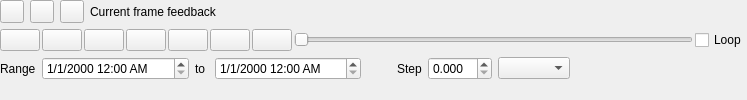
First picture: the form in src/ui/qgstemporalcontrollerwidgetbase.ui, repository qgis/QGIS, before the edit.
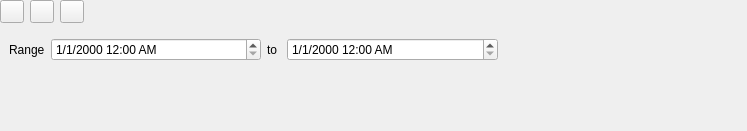
Second picture: the form after the edit. The open tabs and pages were chosen to show the change. Icons and pictures are not drawn. Custom widgets are drawn as their Qt base class.

What changed in the file:
```diff
--- a/src/ui/qgstemporalcontrollerwidgetbase.ui
+++ b/src/ui/qgstemporalcontrollerwidgetbase.ui
@@ -7,7 +7,7 @@
     <x>0</x>
     <y>0</y>
     <width>747</width>
-    <height>100</height>
+    <height>131</height>
    </rect>
   </property>
   <property name="windowTitle">
@@ -27,7 +27,7 @@
     <number>0</number>
    </property>
    <item>
-    <layout class="QHBoxLayout" name="horizontalLayout1">
+    <layout class="QHBoxLayout" name="horizontalLayout">
      <item>
       <widget class="QToolButton" name="mNavigationOff">
        <property name="text">
@@ -97,7 +97,7 @@
         </sizepolicy>
        </property>
        <property name="text">
-        <string>Current frame feedback</string>
+        <string></string>
        </property>
       </widget>
      </item>
@@ -118,6 +118,129 @@
     </layout>
    </item>
    <item>
+    <widget class="QStackedWidget" name="mNavigationModeStackedWidget">
+     <property name="sizePolicy">
+      <sizepolicy hsizetype="Preferred" vsizetype="Fixed">
+       <horstretch>0</horstretch>
+       <verstretch>0</verstretch>
+      </sizepolicy>
+     </property>
+     <property name="currentIndex">
+      <number>0</number>
+     </property>
+     <widget class="QWidget" name="p1">
+      <layout class="QVBoxLayout" name="verticalLayoutP1">
+       <property name="leftMargin">
+        <number>0</number>
+       </property>
+       <property name="topMargin">
+        <number>0</number>
+       </property>
+       <property name="rightMargin">
+        <number>0</number>
+       </property>
+       <property name="bottomMargin">
+        <number>0</number>
+       </property>
+      </layout>
+     </widget>
+     <widget class="QWidget" name="p2">
+      <layout class="QVBoxLayout" name="verticalLayoutP2">
+       <item>
+        <layout class="QHBoxLayout" name="horizontalLayout_5">
+         <item>
+          <widget class="QLabel" name="mFixedRangeRangeLabel">
+           <property name="text">
+            <string>Range</string>
+           </property>
+          </widget>
+         </item>
+         <item>
+          <widget class="QDateTimeEdit" name="mFixedRangeStartDateTime">
+           <property name="sizePolicy">
+            <sizepolicy hsizetype="MinimumExpanding" vsizetype="Fixed">
+             <horstretch>0</horstretch>
+             <verstretch>0</verstretch>
+            </sizepolicy>
+           </property>
+           <property name="displayFormat">
+            <string>M/d/yyyy h:mm AP</string>
+           </property>
+           <property name="timeSpec">
+            <enum>Qt::UTC</enum>
+           </property>
+          </widget>
+         </item>
+         <item>
+          <widget class="QLabel" name="mFixedRangeRangeToLabel">
+           <property name="text">
+            <string>to </string>
+           </property>
+          </widget>
+         </item>
+         <item>
+          <widget class="QDateTimeEdit" name="mFixedRangeEndDateTime">
+           <property name="sizePolicy">
+            <sizepolicy hsizetype="MinimumExpanding" vsizetype="Fixed">
+             <horstretch>0</horstretch>
+             <verstretch>0</verstretch>
+            </sizepolicy>
+           </property>
+           <property name="displayFormat">
+            <string>M/d/yyyy h:mm AP</string>
+           </property>
+           <property name="timeSpec">
+            <enum>Qt::UTC</enum>
+           </property>
+          </widget>
+         </item>
+         <item>
+          <widget class="QToolButton" name="mFixedRangeSetToProjectTimeButton">
+           <property name="text">
+            <string/>
+           </property>
+           <property name="icon">
+            <iconset resource="../../images/images.qrc">
+             <normaloff>:/images/themes/default/mActionRefresh.svg</normaloff>:/images/themes/default/mActionRefresh.svg</iconset>
+           </property>
+           <property name="autoRaise">
+            <bool>true</bool>
+           </property>
+          </widget>
+         </item>
+         <item>
+          <spacer name="horizontalSpacer2">
+           <property name="orientation">
+            <enum>Qt::Horizontal</enum>
+           </property>
+           <property name="sizeHint" stdset="0">
+            <size>
+             <width>40</width>
+             <height>20</height>
+            </size>
+           </property>
+          </spacer>
+         </item>
+        </layout>
+       </item>
+       <item>
+        <spacer name="verticalSpacer2">
+         <property name="orientation">
+          <enum>Qt::Vertical</enum>
+         </property>
+         <property name="sizeHint" stdset="0">
+          <size>
+           <width>20</width>
+           <height>40</height>
+          </size>
+         </property>
+        </spacer>
+       </item>
+      </layout>
+     </widget>
+     <widget class="QWidget" name="p3">
+      <layout class="QVBoxLayout" name="verticalLayoutP3">
+       <item>
     <layout class="QHBoxLayout" name="horizontalLayout">
      <property name="spacing">
       <number>2</number>
@@ -331,19 +454,6 @@
        </property>
       </widget>
      </item>
-     <item>
-      <spacer name="horizontalSpacer">
-       <property name="orientation">
-        <enum>Qt::Horizontal</enum>
-       </property>
-       <property name="sizeHint" stdset="0">
-        <size>
-         <width>40</width>
-         <height>20</height>
-        </size>
-       </property>
-      </spacer>
-     </item>
      <item>
       <widget class="QToolButton" name="mExportAnimationButton">
        <property name="toolTip">
@@ -361,7 +471,24 @@
        </property>
       </widget>
      </item>
-    </layout>
+         <item>
+          <spacer name="horizontalSpacer">
+           <property name="orientation">
+            <enum>Qt::Horizontal</enum>
+           </property>
+           <property name="sizeHint" stdset="0">
+            <size>
+             <width>40</width>
+             <height>20</height>
+            </size>
+           </property>
+          </spacer>
+         </item>
+        </layout>
+       </item>
+      </layout>
+     </widget>
+    </widget>
    </item>
    <item>
     <spacer name="verticalSpacer">
```
Left out of the diff: 20 changed lines with no effect on the pictures. Lines whose indentation alone changed are shown as unchanged.
